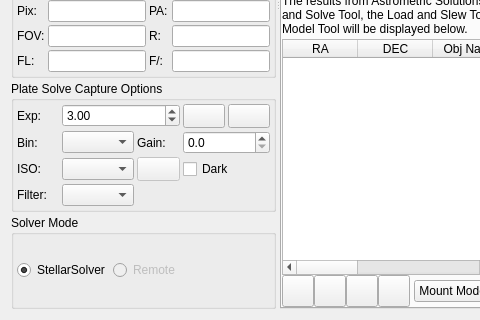
This is kstars/ekos/align/align.ui in KDE/kstars as Qt 5 draws it before an edit; both pictures show x 0 to 480 and y 320 to 640 of the 611 by 640 pixel window. The edited form follows.
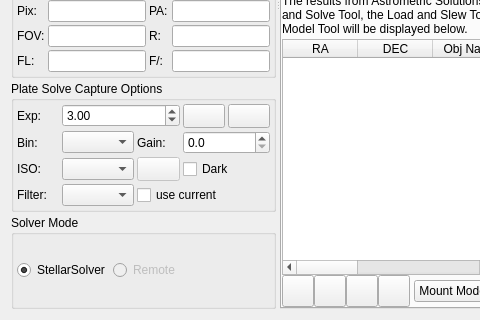
This is the edited form. Icons and pictures are not drawn. Custom widgets are drawn as their Qt base class.

Commit message:
Switch introduced between dynamic and static filter setting for alignment
When using the manual filter module the align module should always use the filter currently selected for capturing. On the other hand, when using an EFW it is in most cases better using a statically selected filter (typically the luminance filter).

To resolve this, a new switch is introduced in the Align module giving the user the option to select between using the currently selected filter or selecting statically a certain filter.

This addresses the issue #245 and is based on the first attempt of !868.

```diff
--- a/kstars/ekos/align/align.ui
+++ b/kstars/ekos/align/align.ui
@@ -737,6 +737,16 @@
             </property>
            </widget>
           </item>
+          <item row="5" column="2" colspan="3">
+           <widget class="QCheckBox" name="alignUseCurrentFilter">
+            <property name="toolTip">
+             <string>&lt;html&gt;&lt;head/&gt;&lt;body&gt;&lt;p&gt;If checked, the currently selected filter will be used for alignment. &lt;/p&gt;&lt;p&gt;If you want to use a certain (fixed) filter for alignment, leave unchecked and select the filter manually.&lt;/p&gt;&lt;/body&gt;&lt;/html&gt;</string>
+            </property>
+            <property name="text">
+             <string>use current</string>
+            </property>
+           </widget>
+          </item>
          </layout>
         </widget>
        </item>
```
Left out of the diff: 2 changed lines with no effect on the pictures. The commit also changes 2 other files.
